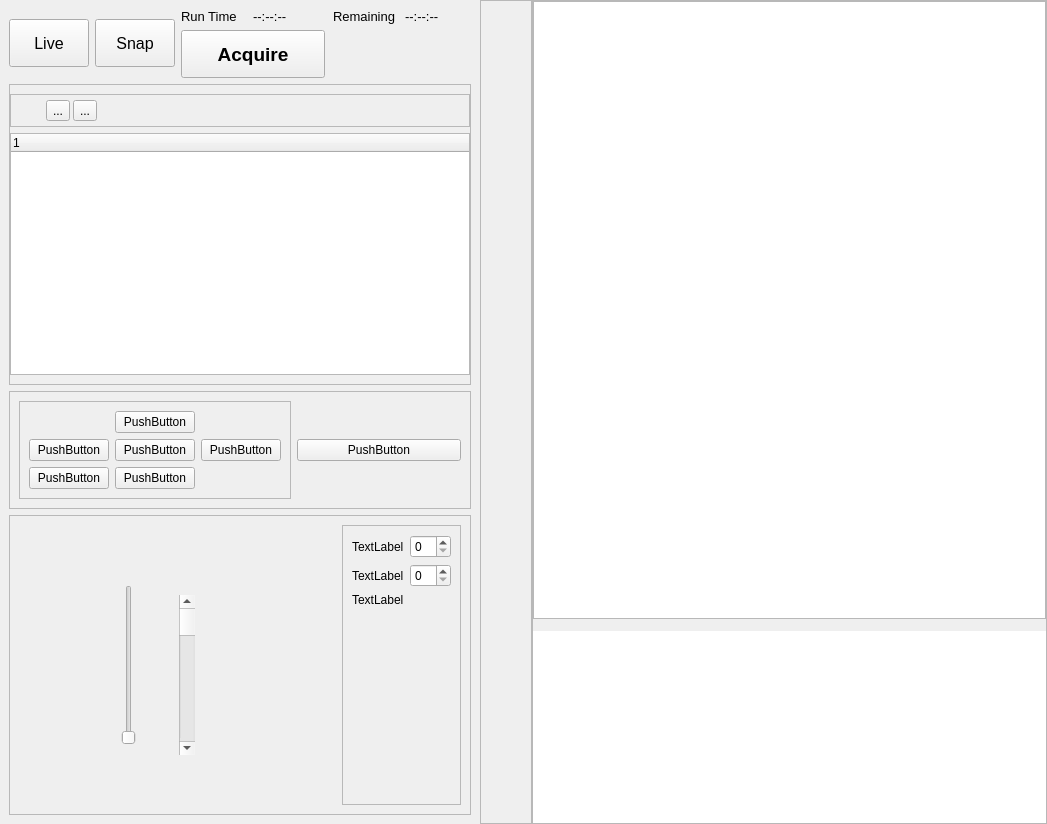
Before: the Qt Designer form olive/gui/backend/qt/acquisition/view.ui in liuyenting/olive-core, drawn with Qt 5.
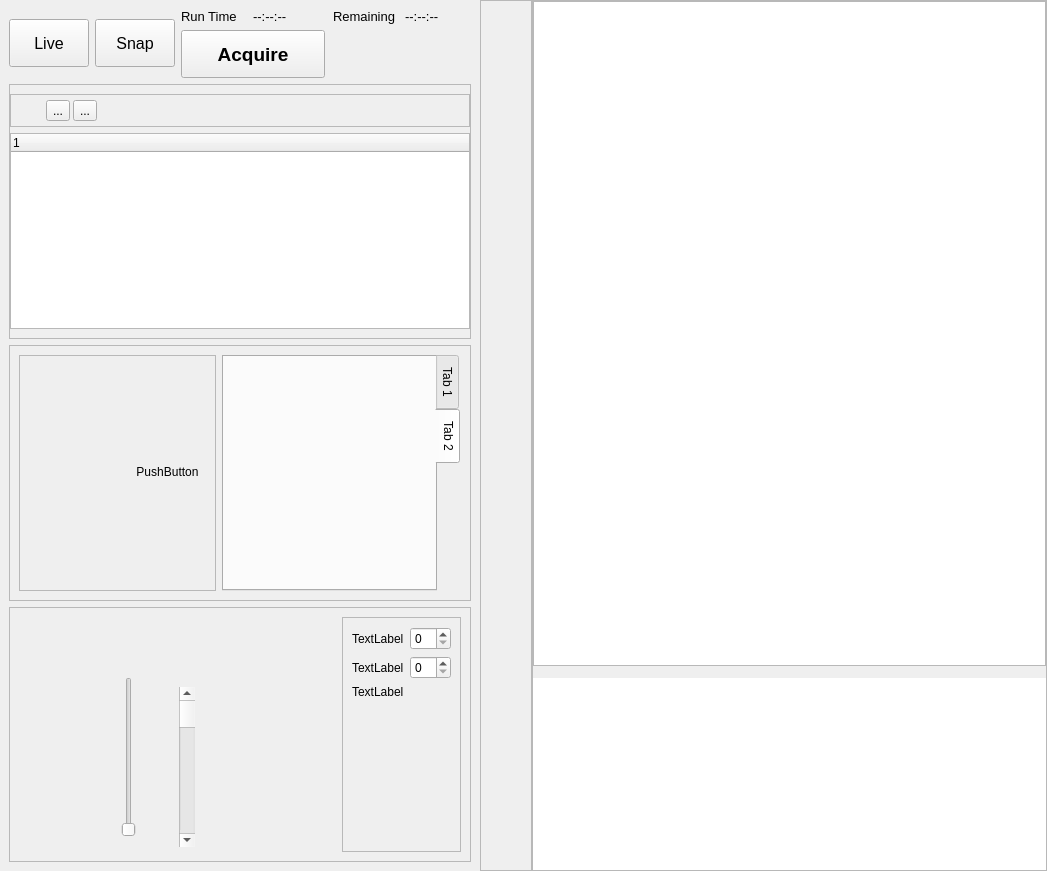
After: the same form once the commit is applied. Icons and pictures are not drawn.

Diff of the .ui file:
```diff
--- a/olive/gui/backend/qt/acquisition/view.ui
+++ b/olive/gui/backend/qt/acquisition/view.ui
@@ -7,7 +7,7 @@
     <x>0</x>
     <y>0</y>
     <width>1047</width>
-    <height>824</height>
+    <height>871</height>
    </rect>
   </property>
   <property name="windowTitle">
@@ -356,44 +356,102 @@
            </property>
            <layout class="QGridLayout" name="gridLayout">
             <item row="0" column="1">
-             <widget class="QPushButton" name="up">
+             <widget class="QToolButton" name="up">
+              <property name="text">
+               <string notr="true"/>
+              </property>
+              <property name="icon">
+               <iconset resource="../resources/resources.qrc">
+                <normaloff>:/acquisition/up</normaloff>:/acquisition/up</iconset>
+              </property>
+              <property name="iconSize">
+               <size>
+                <width>36</width>
+                <height>36</height>
+               </size>
+              </property>
+              <property name="autoRaise">
+               <bool>true</bool>
+              </property>
+             </widget>
+            </item>
+            <item row="1" column="2">
+             <widget class="QToolButton" name="right">
               <property name="text">
                <string>PushButton</string>
               </property>
+              <property name="icon">
+               <iconset resource="../resources/resources.qrc">
+                <normaloff>:/acquisition/right</normaloff>:/acquisition/right</iconset>
+              </property>
+              <property name="iconSize">
+               <size>
+                <width>36</width>
+                <height>36</height>
+               </size>
+              </property>
+              <property name="autoRaise">
+               <bool>true</bool>
+              </property>
              </widget>
             </item>
             <item row="1" column="0">
-             <widget class="QPushButton" name="left">
+             <widget class="QToolButton" name="left">
               <property name="text">
-               <string>PushButton</string>
+               <string notr="true"/>
+              </property>
+              <property name="icon">
+               <iconset resource="../resources/resources.qrc">
+                <normaloff>:/acquisition/left</normaloff>:/acquisition/left</iconset>
+              </property>
+              <property name="iconSize">
+               <size>
+                <width>36</width>
+                <height>36</height>
+               </size>
+              </property>
+              <property name="autoRaise">
+               <bool>true</bool>
               </property>
              </widget>
             </item>
             <item row="1" column="1">
-             <widget class="QPushButton" name="home">
+             <widget class="QToolButton" name="home">
               <property name="text">
-               <string>PushButton</string>
+               <string notr="true"/>
               </property>
-             </widget>
-            </item>
-            <item row="1" column="2">
-             <widget class="QPushButton" name="right">
-              <property name="text">
-               <string>PushButton</string>
+              <property name="icon">
+               <iconset resource="../resources/resources.qrc">
+                <normaloff>:/acquisition/home</normaloff>:/acquisition/home</iconset>
               </property>
-             </widget>
-            </item>
-            <item row="2" column="0">
-             <widget class="QPushButton" name="coarse_fine">
-              <property name="text">
-               <string>PushButton</string>
+              <property name="iconSize">
+               <size>
+                <width>36</width>
+                <height>36</height>
+               </size>
+              </property>
+              <property name="autoRaise">
+               <bool>true</bool>
               </property>
              </widget>
             </item>
             <item row="2" column="1">
-             <widget class="QPushButton" name="down">
+             <widget class="QToolButton" name="down">
               <property name="text">
-               <string>PushButton</string>
+               <string notr="true"/>
+              </property>
+              <property name="icon">
+               <iconset resource="../resources/resources.qrc">
+                <normaloff>:/acquisition/down</normaloff>:/acquisition/down</iconset>
+              </property>
+              <property name="iconSize">
+               <size>
+                <width>36</width>
+                <height>36</height>
+               </size>
+              </property>
+              <property name="autoRaise">
+               <bool>true</bool>
               </property>
              </widget>
             </item>
@@ -401,10 +459,26 @@
           </widget>
          </item>
          <item>
-          <widget class="QPushButton" name="pushButton">
-           <property name="text">
-            <string>PushButton</string>
+          <widget class="QTabWidget" name="tabWidget">
+           <property name="tabPosition">
+            <enum>QTabWidget::East</enum>
            </property>
+           <property name="tabShape">
+            <enum>QTabWidget::Rounded</enum>
+           </property>
+           <property name="currentIndex">
+            <number>1</number>
+           </property>
+           <widget class="QWidget" name="tab">
+            <attribute name="title">
+             <string>Tab 1</string>
+            </attribute>
+           </widget>
+           <widget class="QWidget" name="tab_2">
+            <attribute name="title">
+             <string>Tab 2</string>
+            </attribute>
+           </widget>
           </widget>
          </item>
         </layout>
```
